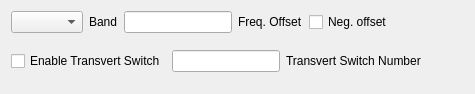
This is mqt/MqtRigControl/transvertsetupform.ui in zsteva/backup-minos2 as Qt 5 draws it before an edit. The edited form follows.
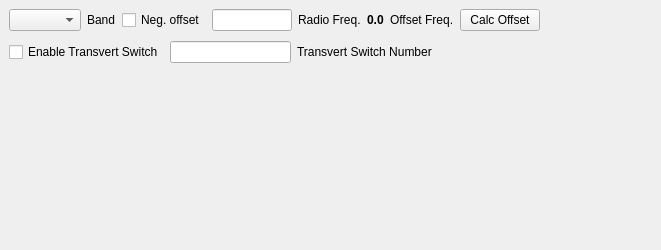
This is the edited form.

Commit message: add transvert offset to transvert dialogue

What changed in the file:
```diff
--- a/mqt/MqtRigControl/transvertsetupform.ui
+++ b/mqt/MqtRigControl/transvertsetupform.ui
@@ -6,13 +6,22 @@
    <rect>
     <x>0</x>
     <y>0</y>
-    <width>475</width>
-    <height>94</height>
+    <width>661</width>
+    <height>250</height>
    </rect>
   </property>
   <property name="windowTitle">
    <string>Form</string>
   </property>
+  <widget class="QWidget" name="">
+   <property name="geometry">
+    <rect>
+     <x>9</x>
+     <y>9</y>
+     <width>544</width>
+     <height>58</height>
+    </rect>
+   </property>
   <layout class="QVBoxLayout" name="verticalLayout">
    <item>
     <layout class="QHBoxLayout" name="horizontalLayout_13">
@@ -27,7 +36,14 @@
       </widget>
      </item>
      <item>
-      <widget class="QLineEdit" name="TransVertOffset">
+       <widget class="QCheckBox" name="negCheckbox">
+        <property name="text">
+         <string>Neg. offset</string>
+        </property>
+       </widget>
+      </item>
+      <item>
+       <widget class="QLineEdit" name="radioFreq">
        <property name="inputMask">
         <string/>
        </property>
@@ -39,17 +55,37 @@
        </property>
       </widget>
      </item>
+      <item>
+       <widget class="QLabel" name="label_3">
+        <property name="text">
+         <string>Radio Freq.</string>
+        </property>
+       </widget>
+      </item>
+      <item>
+       <widget class="QLabel" name="Offset">
+        <property name="font">
+         <font>
+          <weight>75</weight>
+          <bold>true</bold>
+         </font>
+        </property>
+        <property name="text">
+         <string>0.0</string>
+        </property>
+       </widget>
+      </item>
      <item>
       <widget class="QLabel" name="OffsetLabel">
        <property name="text">
-        <string>Freq. Offset</string>
+         <string>Offset Freq.</string>
        </property>
       </widget>
      </item>
      <item>
-      <widget class="QCheckBox" name="negCheckbox">
+       <widget class="QPushButton" name="calcOffsetPb">
        <property name="text">
-        <string>Neg. offset</string>
+         <string>Calc Offset</string>
        </property>
       </widget>
      </item>
@@ -103,6 +139,7 @@
     </layout>
    </item>
   </layout>
+  </widget>
  </widget>
  <resources/>
  <connections/>
```
Lines whose indentation alone changed are shown as unchanged. The commit also changes 20 other files.
